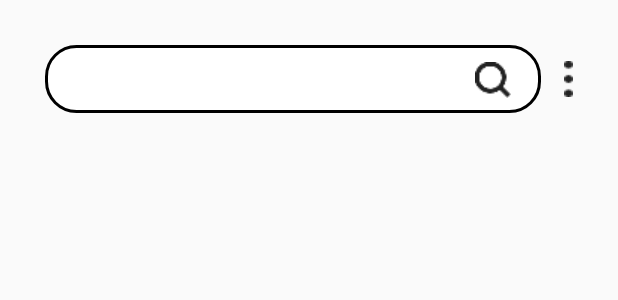
After one commit to JY-Dev/STORAGE, an Android app: the layout activity_search.xml on its own in the app's theme, with its tools: preview values and no code run, on a phone screen of 412 x 824 dp. The commit adds this screen. Shown: the top 300 px of the screen. Run offline under Robolectric (Android 15) with nearby library versions, the phone set to English and light mode, and no system bars.

Commit message:
메인 UI , Tag Sorted 완료

```diff
--- a/app/src/main/AndroidManifest.xml
+++ b/app/src/main/AndroidManifest.xml
@@ -13,7 +13,8 @@
         android:roundIcon="@mipmap/ic_launcher_round"
         android:supportsRtl="true"
         android:theme="@style/Theme.STORAGE">
-        <activity android:name=".ui.detail.DetailActivity"></activity>
+        <activity android:name=".ui.search.SearchActivity"></activity>
+        <activity android:name=".ui.detail.DetailActivity" />
         <activity android:name=".ui.splash.SplashActivity">
             <intent-filter>
                 <action android:name="android.intent.action.MAIN" />
@@ -21,7 +22,7 @@
                 <category android:name="android.intent.category.LAUNCHER" />
             </intent-filter>
         </activity>
-        <activity android:name=".ui.main.MainActivity"></activity>
+        <activity android:name=".ui.main.MainActivity" />
     </application>
 
 </manifest>
--- a/app/src/main/java/com/example/storage/ui/main/adapter/MainTagAdapter.kt
+++ b/app/src/main/java/com/example/storage/ui/main/adapter/MainTagAdapter.kt
@@ -12,7 +12,7 @@ import com.example.storage.databinding.ItemMainTagBinding
 import com.example.storage.model.ImageData
 import com.example.storage.model.TagData
 
-class MainTagAdapter(val update:(tagData : TagData) -> Unit) : RecyclerView.Adapter<MainTagAdapter.ViewHolder>() {
+class MainTagAdapter(val update:(tagData : TagData) -> Unit, val searchTag : (tag : String) -> Unit) : RecyclerView.Adapter<MainTagAdapter.ViewHolder>() {
     var imageList = mutableListOf<ImageData>()
     var tagList = mutableListOf<TagData>()
     inner class ViewHolder(private val binding: ItemMainTagBinding, val context: Context) : RecyclerView.ViewHolder(binding.root) {
@@ -23,6 +23,9 @@ class MainTagAdapter(val update:(tagData : TagData) -> Unit) : RecyclerView.Adap
                 imageUri = uri
                 tag = tagItem.tag
                 isCheck = tagItem.favorites
+                root.setOnClickListener {
+                    searchTag(tagItem.tag)
+                }
             }
         }
     }
--- /dev/null
+++ b/app/src/main/res/drawable/search_bar.xml
@@ -0,0 +1,14 @@
+<?xml version="1.0" encoding="utf-8"?>
+<shape xmlns:android="http://schemas.android.com/apk/res/android"
+    android:shape="rectangle">
+
+    <solid android:color="@color/white"/>
+    <stroke android:color="@color/black" android:width="2dp"/>
+
+    <corners
+        android:topLeftRadius="20dp"
+        android:topRightRadius="20dp"
+        android:bottomRightRadius="20dp"
+        android:bottomLeftRadius="20dp" />
+
+</shape>
--- a/app/src/main/res/layout/activity_main.xml
+++ b/app/src/main/res/layout/activity_main.xml
@@ -41,6 +41,7 @@
         android:layout_height="24dp"
         android:layout_marginEnd="30dp"
         android:background="@drawable/search"
+        app:layout_constraintBottom_toBottomOf="@id/title_tv"
         app:layout_constraintTop_toTopOf="@id/title_tv"
         app:layout_constraintEnd_toEndOf="parent"/>
 
--- /dev/null
+++ b/app/src/main/res/layout/activity_search.xml
@@ -0,0 +1,78 @@
+<?xml version="1.0" encoding="utf-8"?>
+<layout>
+    <data>
+
+
+    </data>
+<androidx.constraintlayout.widget.ConstraintLayout xmlns:android="http://schemas.android.com/apk/res/android"
+    xmlns:app="http://schemas.android.com/apk/res-auto"
+    xmlns:tools="http://schemas.android.com/tools"
+    android:layout_width="match_parent"
+    android:layout_height="match_parent"
+    tools:context=".ui.search.SearchActivity">
+
+    <View
+        android:id="@+id/search_bar"
+        android:layout_width="0dp"
+        android:layout_height="45dp"
+        android:background="@drawable/search_bar"
+        android:layout_marginTop="30dp"
+        android:layout_marginStart="30dp"
+        app:layout_constraintStart_toStartOf="parent"
+        app:layout_constraintEnd_toStartOf="@id/more_btn"
+        app:layout_constraintTop_toTopOf="parent" />
+
+    <EditText
+        android:id="@+id/title_tv"
+        android:layout_width="0dp"
+        android:layout_height="wrap_content"
+        android:textSize="24sp"
+        android:textColor="@color/black"
+        android:background="@null"
+        android:maxLines="1"
+        android:inputType="text"
+        android:layout_marginStart="15dp"
+        app:layout_constraintStart_toStartOf="@id/search_bar"
+        app:layout_constraintEnd_toStartOf="@id/search_btn"
+        app:layout_constraintBottom_toBottomOf="@id/search_bar"
+        app:layout_constraintTop_toTopOf="@id/search_bar" />
+
+    <ImageButton
+        android:id="@+id/search_btn"
+        android:layout_width="24dp"
+        android:layout_height="24dp"
+        android:layout_marginStart="10dp"
+        android:layout_marginEnd="20dp"
+        android:background="@drawable/search"
+        app:layout_constraintTop_toTopOf="@id/title_tv"
+        app:layout_constraintStart_toEndOf="@+id/title_tv"
+        app:layout_constraintBottom_toBottomOf="@id/title_tv"
+        app:layout_constraintEnd_toEndOf="@id/search_bar"/>
+
+    <ImageButton
+        android:id="@+id/more_btn"
+        android:layout_width="6dp"
+        android:layout_height="24dp"
+        android:layout_marginStart="15dp"
+        android:layout_marginEnd="30dp"
+        android:background="@drawable/more"
+        app:layout_constraintTop_toTopOf="@id/search_bar"
+        app:layout_constraintStart_toEndOf="@+id/search_bar"
+        app:layout_constraintBottom_toBottomOf="@id/search_bar"
+        app:layout_constraintEnd_toEndOf="parent"/>
+
+    <androidx.recyclerview.widget.RecyclerView
+        android:id="@+id/filter_list"
+        android:layout_width="0dp"
+        android:layout_height="50dp"
+        android:layout_marginTop="25dp"
+        android:layout_marginStart="30dp"
+        android:layout_marginEnd="30dp"
+        app:layoutManager="androidx.recyclerview.widget.LinearLayoutManager"
+        android:orientation="horizontal"
+        app:layout_constraintStart_toStartOf="parent"
+        app:layout_constraintEnd_toEndOf="parent"
+        app:layout_constraintTop_toBottomOf="@id/search_bar"/>
+
+</androidx.constraintlayout.widget.ConstraintLayout>
+</layout>
```
Also changed, not shown: app/src/main/java/com/example/storage/ui/main/MainActivity.kt (+11 -4 lines), app/src/main/java/com/example/storage/ui/search/SearchActivity.kt (added, +38 -0 lines), app/src/main/java/com/example/storage/ui/search/SearchContract.kt (added, +11 -0 lines), app/src/main/java/com/example/storage/ui/search/SearchPresenter.kt (added, +7 -0 lines), app/src/main/java/com/example/storage/ui/search/adapter/SearchFilterAdapter.kt (added, +36 -0 lines), app/src/main/res/layout/item_search_filter.xml (added, +15 -0 lines).
